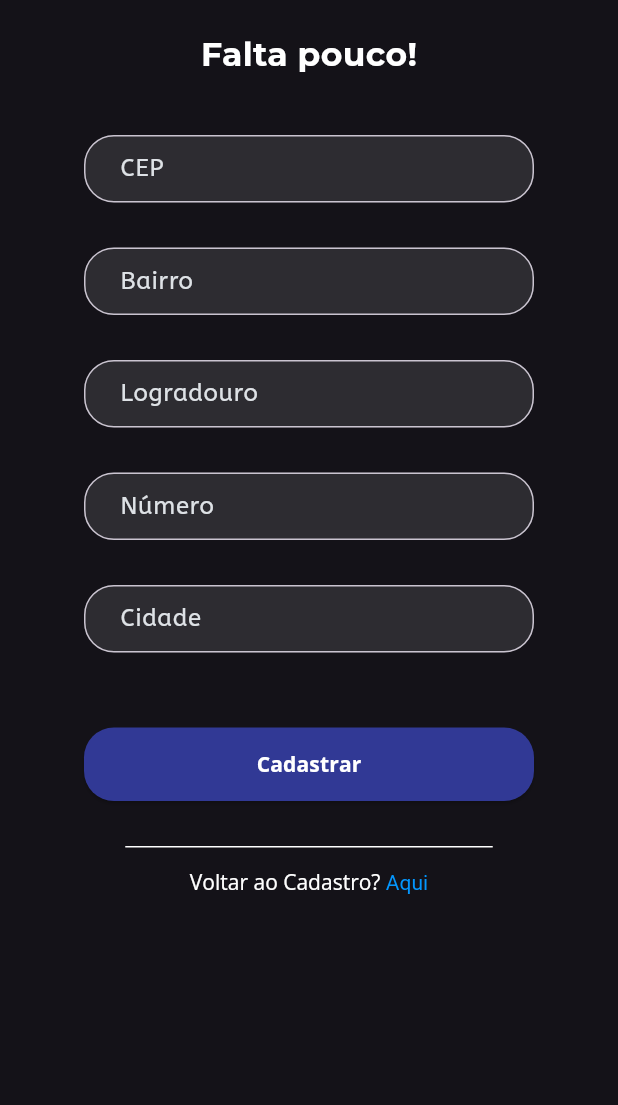
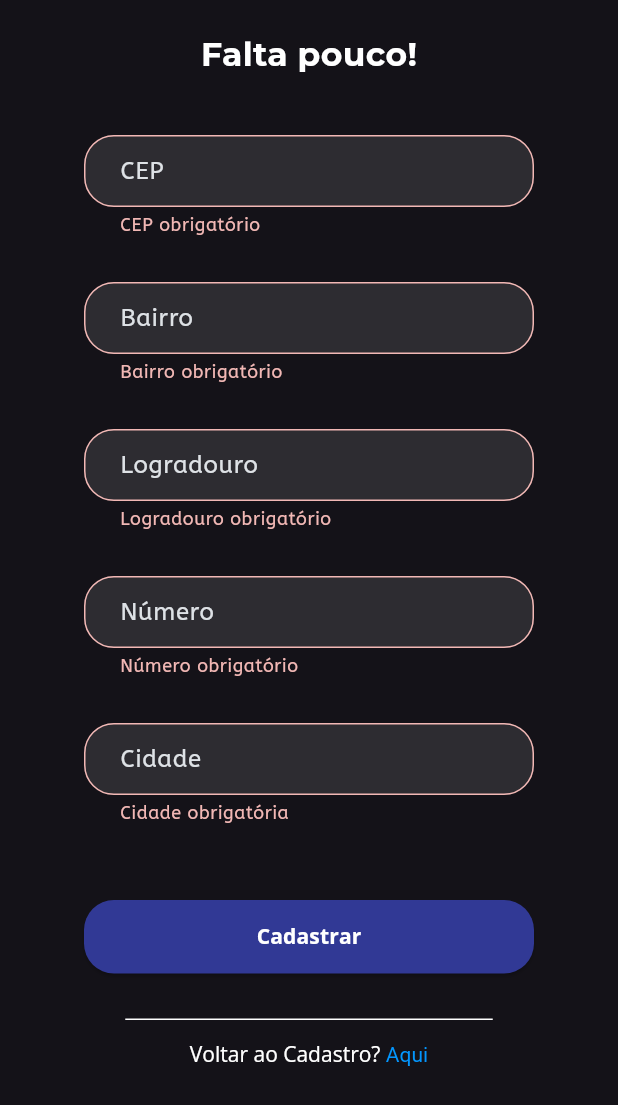
Before and after one commit to GuizinSX7/TCC-Neto-garage, a Flutter app: the Continuar widget shown alone on an empty page, opened directly with empty values, after a tap on "Cadastrar", on a phone screen of 412 x 824 dp. Shown: the top 1105 px of the screen. Run offline on Flutter 3.47's test engine with Material 3 defaults, Android fonts, the light colour scheme and no system bars; our stand-ins replace cloud_firestore, firebase_auth, firebase_core; accounts and stored records are empty.

Commit message:
cadastrousuario

```diff
--- a/tcc_neto_garage/lib/components/cadastroCompCont.dart
+++ b/tcc_neto_garage/lib/components/cadastroCompCont.dart
@@ -7,7 +7,7 @@ import 'package:tcc_neto_garage/shared/style.dart';
 
 class Continuar extends StatefulWidget {
   final VoidCallback voltar;
-  final VoidCallback Cadastrar;
+  final VoidCallback cadastrar;
 
   final TextEditingController cepController;
   final TextEditingController bairroController;
@@ -18,7 +18,7 @@ class Continuar extends StatefulWidget {
   const Continuar({
     super.key,
     required this.voltar,
-    required this.Cadastrar,
+    required this.cadastrar,
     required this.cepController,
     required this.bairroController,
     required this.cidadeController,
@@ -31,6 +31,7 @@ class Continuar extends StatefulWidget {
 }
 
 class _ContinuarState extends State<Continuar> {
+
 
   Future<void> buscarCep(String cep) async {
     if (cep.length != 8) {
@@ -67,17 +68,20 @@ class _ContinuarState extends State<Continuar> {
     }
   }
 
+  final _formKey = GlobalKey<FormState>();
+
   Widget buildTextField({
     required String hintText,
     required TextEditingController controller,
     TextInputType keyboardType = TextInputType.text,
     void Function(String)? onFieldSubmitted,
+    String? Function(String?)? validator,
   }) {
     return SizedBox(
       width: 300,
-      height: 45,
       child: TextFormField(
         controller: controller,
+        autovalidateMode: AutovalidateMode.onUserInteraction,
         cursorColor: MyColors.branco1,
         keyboardType: keyboardType,
         decoration: InputDecoration(
@@ -99,6 +103,7 @@ class _ContinuarState extends State<Continuar> {
               const EdgeInsets.symmetric(vertical: 10, horizontal: 20),
         ),
         onFieldSubmitted: onFieldSubmitted,
+        validator: validator,
       ),
     );
   }
@@ -107,6 +112,7 @@ class _ContinuarState extends State<Continuar> {
   Widget build(BuildContext context) {
     return Center(
       child: Form(
+        key: _formKey,
         child: Column(
           crossAxisAlignment: CrossAxisAlignment.center,
           children: [
@@ -125,24 +131,95 @@ class _ContinuarState extends State<Continuar> {
               controller: widget.cepController,
               keyboardType: TextInputType.number,
               onFieldSubmitted: (value) => buscarCep(value),
+              validator: (String? cep) {
+                if (cep == null || cep.isEmpty) {
+                  return 'CEP obrigatório';
+                }
+                if (cep.length != 8) {
+                  return 'CEP inválido';
+                }
+                if (RegExp(r'[a-zA-Z]').hasMatch(cep)) {
+                  return 'O CEP deve conter apenas números';
+                }
+                return null;
+              }
             ),
             SizedBox(height: 30),
-            buildTextField(hintText: "Bairro", controller: widget.bairroController),
+            buildTextField(
+              hintText: "Bairro",
+              controller: widget.bairroController,
+              validator: (String? bairro) {
+                if (bairro == null || bairro.isEmpty) {
+                  return 'Bairro obrigatório';
+                }
+                if (bairro.length < 3) {
+                  return 'Bairro muito curto';
+                }
+                if (!RegExp(r'[a-zA-Z]').hasMatch(bairro)) {
+                  return 'O bairro deve conter apenas letras';
+                }
+                return null;
+              }
+              ),
             SizedBox(height: 30),
             buildTextField(
-                hintText: "Logradouro", controller: widget.logradouroController),
+                hintText: "Logradouro",
+                controller: widget.logradouroController,
+                validator: (String? logradouro) {
+                  if (logradouro == null || logradouro.isEmpty) {
+                    return 'Logradouro obrigatório';
+                  }
+                  if (logradouro.length < 3) {
+                    return 'Logradouro muito curto';
+                  }
+                  if (!RegExp(r'[a-zA-Z]').hasMatch(logradouro)) {
+                  return 'O logradouro deve conter apenas letras';
+                }
+                  return null;
+              },
+            ),
             SizedBox(height: 30),
             buildTextField(
                 hintText: "Número",
                 controller: widget.numeroController,
-                keyboardType: TextInputType.number),
+                keyboardType: TextInputType.number,
+                validator: (String? numero) {
+                  if (numero == null || numero.isEmpty) {
+                    return 'Número obrigatório';
+                  }
+                  if (numero.length < 1) {
+                    return 'Número muito curto';
+                  }
+                  if (RegExp(r'[a-zA-Z]').hasMatch(numero)) {
+                    return 'O campo deve conter apenas números';
+                  }
+                  return null;
+                }
+            ),
             SizedBox(height: 30),
-            buildTextField(hintText: "Cidade", controller: widget.cidadeController),
+            buildTextField(
+              hintText: "Cidade",
+              controller: widget.cidadeController,
+              validator: (String? cidade) {
+                if (cidade == null || cidade.isEmpty) {
+                  return 'Cidade obrigatória';
+                }
+                if (cidade.length < 3) {
+                  return 'Cidade muito curta';
+                }
+                if (RegExp(r'[a-zA-Z]').hasMatch(cidade)) {
+                  return 'A cidade deve conter apenas letras';
+                }
+                return null;
+              }
+            ),
             SizedBox(height: 50),
             Center(
               child: ElevatedButton(
                 onPressed: () {
-                  widget.Cadastrar;
+                  if (_formKey.currentState!.validate()) {
+                    widget.cadastrar();
+                  }
                 },
                 style: ElevatedButton.styleFrom(
                   fixedSize: Size(300, 49),
```
Also changed, not shown: tcc_neto_garage/lib/components/cadastroComp.dart (+40 -10 lines), tcc_neto_garage/lib/components/loginComp.dart (+11 -5 lines), tcc_neto_garage/lib/pages/cadastro.dart (+72 -12 lines).
